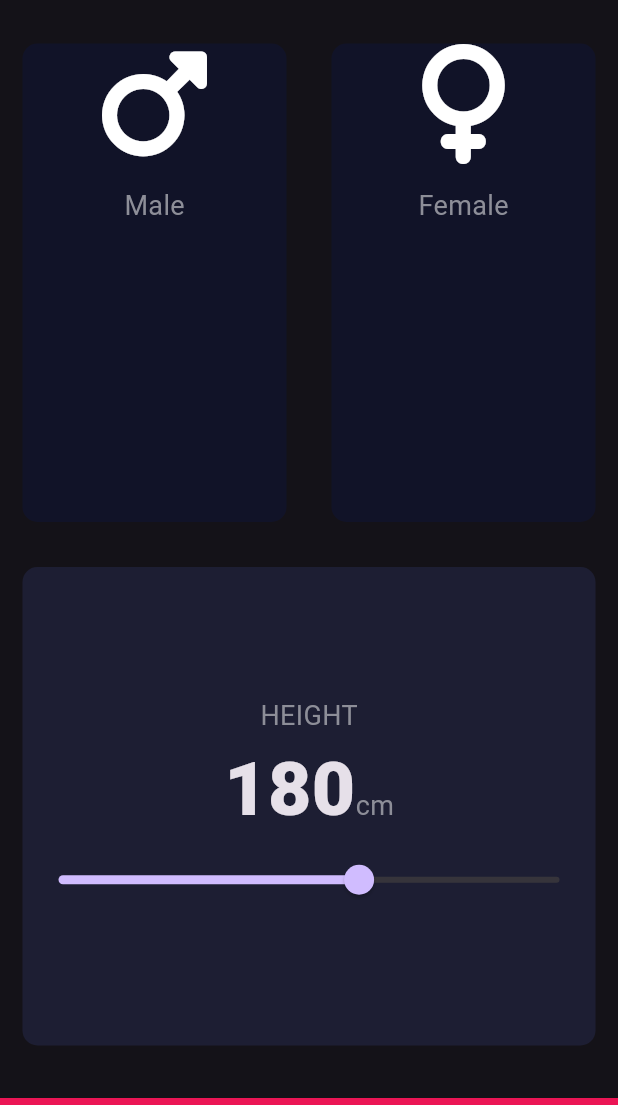
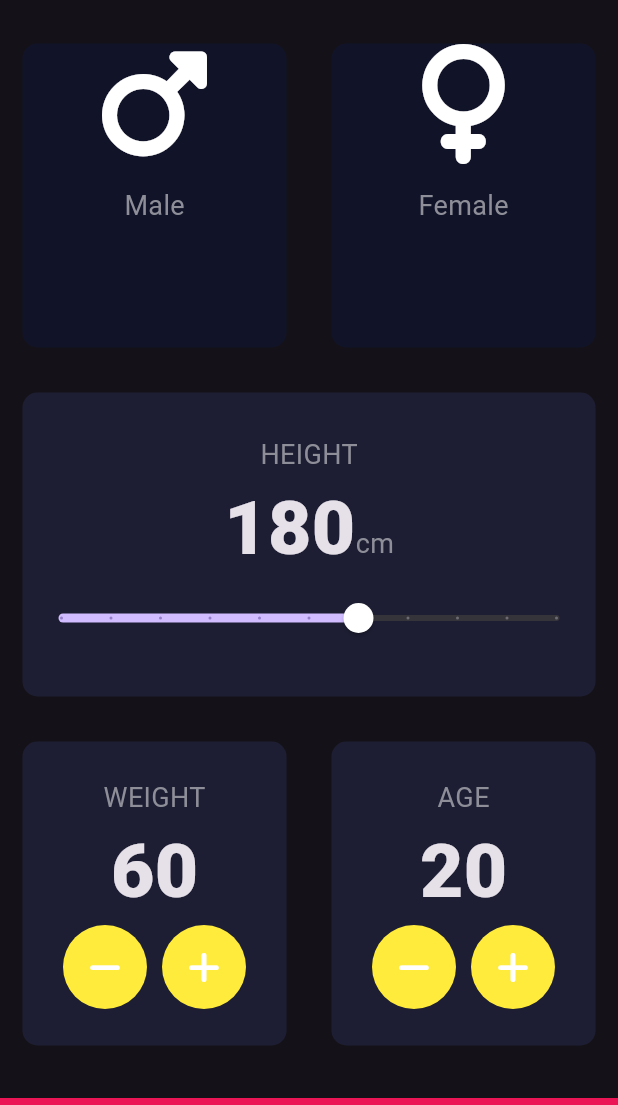
Before and after one commit to rushi055/BMI_calculator, a Flutter app: the screen it shows after launch, on a phone screen of 412 x 824 dp, the part 63-1168 px from its top. Run offline on Flutter 3.47's test engine with Material 3 defaults, Android fonts, the phone set to English and light mode, and no system bars; our stand-ins replace font_awesome_flutter.

Commit message:
second last stage

```diff
--- a/lib/constants.dart
+++ b/lib/constants.dart
@@ -20,22 +20,22 @@ const kLargeButtonTextStyle = TextStyle(
   fontWeight: FontWeight.bold,
 );
 //
-// const kTitleTextStyle = TextStyle(
-//   fontSize: 50.0,
-//   fontWeight: FontWeight.bold,
-// );
-//
-// const kResultTextStyle = TextStyle(
-//   color: Color(0xFF24D876),
-//   fontSize: 22.0,
-//   fontWeight: FontWeight.bold,
-// );
-//
-// const kBMITextStyle = TextStyle(
-//   fontSize: 100.0,
-//   fontWeight: FontWeight.bold,
-// );
-//
-// const kBodyTextStyle = TextStyle(
-//   fontSize: 22.0,
-// );
+const kTitleTextStyle = TextStyle(
+  fontSize: 50.0,
+  fontWeight: FontWeight.bold,
+);
+
+const kResultTextStyle = TextStyle(
+  color: Color(0xFF24D876),
+  fontSize: 22.0,
+  fontWeight: FontWeight.bold,
+);
+
+const kBMITextStyle = TextStyle(
+  fontSize: 100.0,
+  fontWeight: FontWeight.bold,
+);
+
+const kBodyTextStyle = TextStyle(
+  fontSize: 22.0,
+ );
--- a/lib/input_page.dart
+++ b/lib/input_page.dart
@@ -24,7 +24,6 @@ class _InputPageState extends State<InputPage> {
   int height = 180;
   int weight = 60;
   int age = 20;
-
 
   @override
   Widget build(BuildContext context) {
@@ -61,7 +60,7 @@ class _InputPageState extends State<InputPage> {
                   child: GestureDetector(
                     //we can also remove gesture detector and add in ReusableCard page by adding a function of onPress just same as
                     // we add cardChild and color so we dont have to write Gesture Detector multiple time
-                    // we can just add onefunction of onPress(can give whatever name we like) and it will work
+                    // we can just add one function of onPress(can give whatever name we like) and it will work
                     onTap: () {
                       setState(() {
                         selectedgender = Gender.female;
@@ -108,40 +107,154 @@ class _InputPageState extends State<InputPage> {
                       )
                     ],
                   ),
-
                   Slider(
                     value: height.toDouble(),
                     min: 120.0,
                     max: 220.0,
+                    divisions: 10,
+                    thumbColor: Colors.white,
+                    label: height.toString(),
                     onChanged: (double newValue) {
                       setState(() {
                         height = newValue.round();
                       });
                     },
                   ),
-
                 ],
               ),
             ),
           ),
-          // Expanded(
-          //   child: Row(
-          //     children: [
-          //       Expanded(
-          //         child: ReusableCard(
-          //           colour: activecardcolour,
-          //           cardChild: IconContent(), // Column
-          //         ),
-          //       ),
-          //       Expanded(
-          //         child: ReusableCard(
-          //           colour: activecardcolour,
-          //           cardChild: IconContent(),
-          //         ),
-          //       ),
-          //     ],
-          //   ),
-          // ),
+          Expanded(
+            child: Row(
+              children: <Widget>[
+                Expanded(
+                  child: ReusableCard(
+                    colour: kActiveCardColour,
+                    cardChild: Column(
+                      mainAxisAlignment: MainAxisAlignment.center,
+                      children: <Widget>[
+                        Text(
+                          'WEIGHT',
+                          style: kLabelTextStyle,
+                        ),
+                        Text(
+                          weight.toString(),
+                          style: kNumberTextStyle,
+                        ),
+                        Row(
+                          mainAxisAlignment: MainAxisAlignment.center,
+                          children: <Widget>[
+                            RawMaterialButton(
+                              onPressed: () {
+                                setState(() {
+                                  weight--;
+                                });
+                              },
+                              shape: CircleBorder(),
+                              fillColor: Colors.yellow,
+                              elevation: 0.0,
+                              child: Icon(
+                                FontAwesomeIcons.minus,
+                                color: Colors.white,
+                              ),
+                              constraints: BoxConstraints.tightFor(
+                                width: 56.0,
+                                height: 56.0,
+                              ),
+                            ),
+                            SizedBox(
+                              width: 10.0,
+                            ),
+                            RawMaterialButton(
+                              onPressed: () {
+                                setState(() {
+                                  weight++;
+                                });
+                              },
+                              shape: CircleBorder(),
+                              fillColor: Colors.yellow,
+                              elevation: 0.0,
+                              child: Icon(
+                                FontAwesomeIcons.plus,
+                                color: Colors.white,
+                              ),
+                              constraints: BoxConstraints.tightFor(
+                                width: 56.0,
+                                height: 56.0,
+                              ),
+                            ),
+                          ],
+                        ),
+                      ],
+                    ),
+                  ),
+                ),
+                Expanded(
+                  child: ReusableCard(
+                    colour: kActiveCardColour,
+                    cardChild: Column(
+                      mainAxisAlignment: MainAxisAlignment.center,
+                      children: <Widget>[
+                        Text(
+                          'AGE',
+                          style: kLabelTextStyle,
+                        ),
+                        Text(
+                          age.toString(),
+                          style: kNumberTextStyle,
+                        ),
+                        Row(
+                          mainAxisAlignment: MainAxisAlignment.center,
+                          children: <Widget>[
+                            RawMaterialButton(
+                              onPressed: () {
+                                setState(() {
+                                  age--;
+                                });
+                              },
+                              shape: CircleBorder(),
+                              fillColor: Colors.yellow,
+                              elevation: 0.0,
+                              child: Icon(
+                                FontAwesomeIcons.minus,
+                                color: Colors.white,
+                              ),
+                              constraints: BoxConstraints.tightFor(
+                                width: 56.0,
+                                height: 56.0,
+                              ),
+                            ),
+                            SizedBox(
+                              width: 10.0,
+                            ),
+                            RawMaterialButton(
+                              onPressed: () {
+                                setState(() {
+                                  age++;
+                                });
+                              },
+                              shape: CircleBorder(),
+                              fillColor: Colors.yellow,
+                              elevation: 0.0,
+                              child: Icon(
+                                FontAwesomeIcons.plus,
+                                color: Colors.white,
+                              ),
+                              constraints: BoxConstraints.tightFor(
+                                width: 56.0,
+                                height: 56.0,
+                              ),
+                            ),
+                          ],
+                        ),
+                      ],
+                    ),
+                  ),
+                ),
+              ],
+            ),
+          ),
+
           Container(
             margin: EdgeInsets.only(top: 20),
             width: double.infinity,
```
Lines whose indentation alone changed are shown as unchanged.
